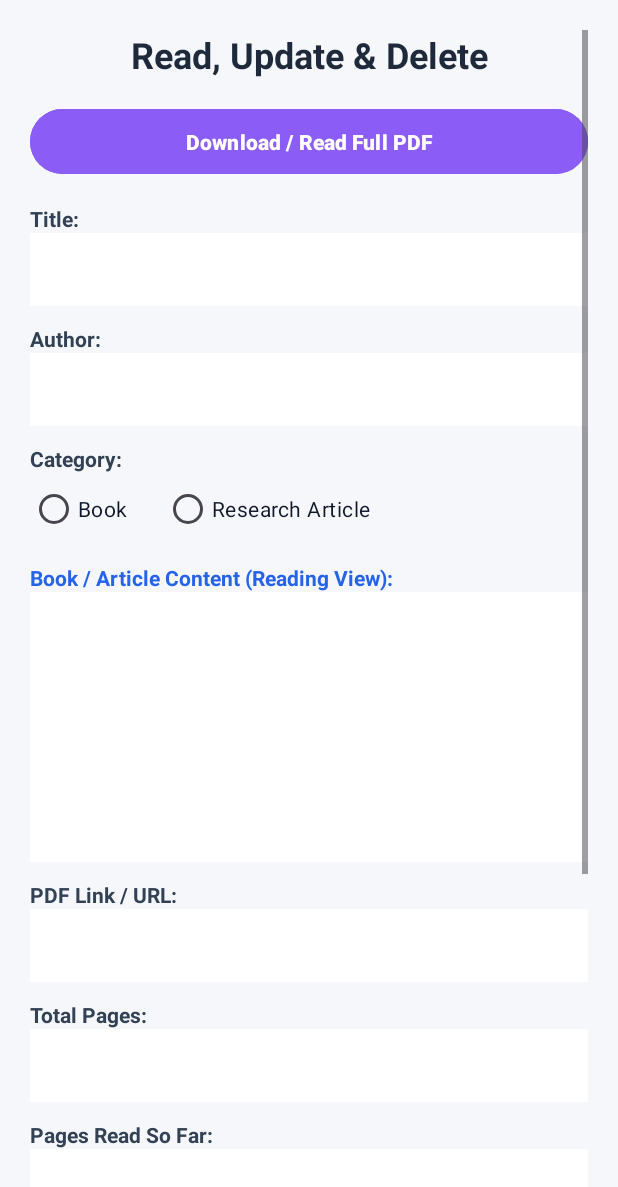
After one commit to Chamuditha20/bookapp, an Android app: the UpdateDeleteActivity screen opened directly, with no data from a screen before it, on a phone screen of 412 x 824 dp. The commit adds this screen. Shown: the top 1187 px of the screen. Run offline under Robolectric (Android 15) with nearby library versions, the phone set to English and light mode, and no system bars; 1 statement that could not run was skipped.

Commit message:
feat: create UpdateDeleteActivity layout and add item click Intent in BookAdapter

```diff
--- a/app/src/main/AndroidManifest.xml
+++ b/app/src/main/AndroidManifest.xml
@@ -25,6 +25,10 @@
             android:name=".ViewBooksActivity"
             android:exported="false"
             android:windowSoftInputMode="adjustResize" />
+        <activity
+            android:name=".UpdateDeleteActivity"
+            android:exported="false"
+            android:windowSoftInputMode="adjustResize" />
     </application>
 
 </manifest>
--- a/app/src/main/java/com/example/myapp/BookAdapter.java
+++ b/app/src/main/java/com/example/myapp/BookAdapter.java
@@ -44,6 +44,24 @@ public class BookAdapter extends RecyclerView.Adapter<BookAdapter.ViewHolder> {
         holder.tvItemProgress.setText("Progress: " + currentBook.getReadPages() + " / " + currentBook.getTotalPages() + " pages (" + formattedProgress + "%)");
 
         holder.tvItemRatingDate.setText("Rating: " + currentBook.getRating() + "/5   |   Added: " + currentBook.getAddedDate());
+
+        holder.itemView.setOnClickListener(new View.OnClickListener() {
+            @Override
+            public void onClick(View view) {
+                Intent intent = new Intent(context, UpdateDeleteActivity.class);
+                intent.putExtra("id", currentBook.getId());
+                intent.putExtra("title", currentBook.getTitle());
+                intent.putExtra("author", currentBook.getAuthor());
+                intent.putExtra("category", currentBook.getCategory());
+                intent.putExtra("content", currentBook.getContent());
+                intent.putExtra("pdfUrl", currentBook.getPdfUrl());
+                intent.putExtra("totalPages", currentBook.getTotalPages());
+                intent.putExtra("readPages", currentBook.getReadPages());
+                intent.putExtra("rating", currentBook.getRating());
+                intent.putExtra("addedDate", currentBook.getAddedDate());
+                context.startActivity(intent);
+            }
+        });
     }
 
 
--- /dev/null
+++ b/app/src/main/java/com/example/myapp/UpdateDeleteActivity.java
@@ -0,0 +1,24 @@
+package com.example.myapp;
+
+import android.os.Bundle;
+
+import androidx.activity.EdgeToEdge;
+import androidx.appcompat.app.AppCompatActivity;
+import androidx.core.graphics.Insets;
+import androidx.core.view.ViewCompat;
+import androidx.core.view.WindowInsetsCompat;
+
+public class UpdateDeleteActivity extends AppCompatActivity {
+
+    @Override
+    protected void onCreate(Bundle savedInstanceState) {
+        super.onCreate(savedInstanceState);
+        EdgeToEdge.enable(this);
+        setContentView(R.layout.activity_update_delete);
+        ViewCompat.setOnApplyWindowInsetsListener(findViewById(R.id.main), (v, insets) -> {
+            Insets systemBars = insets.getInsets(WindowInsetsCompat.Type.systemBars());
+            v.setPadding(systemBars.left, systemBars.top, systemBars.right, systemBars.bottom);
+            return insets;
+        });
+    }
+}
--- /dev/null
+++ b/app/src/main/res/layout/activity_update_delete.xml
@@ -0,0 +1,241 @@
+<?xml version="1.0" encoding="utf-8"?>
+<ScrollView xmlns:android="http://schemas.android.com/apk/res/android"
+    android:layout_width="match_parent"
+    android:layout_height="match_parent"
+    android:background="#F5F7FA"
+    android:padding="20dp">
+
+    <LinearLayout
+        android:layout_width="match_parent"
+        android:layout_height="wrap_content"
+        android:orientation="vertical">
+
+        <!-- පිටුවේ මාතෘකාව -->
+        <TextView
+            android:layout_width="match_parent"
+            android:layout_height="wrap_content"
+            android:text="Read, Update &amp; Delete"
+            android:textSize="24sp"
+            android:textStyle="bold"
+            android:textColor="#1E293B"
+            android:gravity="center"
+            android:layout_marginBottom="16dp" />
+
+        <!-- PDF එක Download / Open කරගන්නා Button එක -->
+        <Button
+            android:id="@+id/btnOpenPdf"
+            android:layout_width="match_parent"
+            android:layout_height="wrap_content"
+            android:text="Download / Read Full PDF"
+            android:textColor="#FFFFFF"
+            android:textStyle="bold"
+            android:backgroundTint="#8B5CF6"
+            android:padding="12dp"
+            android:layout_marginBottom="16dp" />
+
+
+        <TextView
+            android:layout_width="wrap_content"
+            android:layout_height="wrap_content"
+            android:text="Title:"
+            android:textStyle="bold"
+            android:textColor="#334155" />
+
+        <EditText
+            android:id="@+id/etUpTitle"
+            android:layout_width="match_parent"
+            android:layout_height="wrap_content"
+            android:textColor="#0F172A"
+            android:padding="12dp"
+            android:background="#FFFFFF"
+            android:layout_marginBottom="12dp" />
+
+
+        <TextView
+            android:layout_width="wrap_content"
+            android:layout_height="wrap_content"
+            android:text="Author:"
+            android:textStyle="bold"
+            android:textColor="#334155" />
+
+        <EditText
+            android:id="@+id/etUpAuthor"
+            android:layout_width="match_parent"
+            android:layout_height="wrap_content"
+            android:textColor="#0F172A"
+            android:padding="12dp"
+            android:background="#FFFFFF"
+            android:layout_marginBottom="12dp" />
+
+
+        <TextView
+            android:layout_width="wrap_content"
+            android:layout_height="wrap_content"
+            android:text="Category:"
+            android:textStyle="bold"
+            android:textColor="#334155" />
+
+        <RadioGroup
+            android:id="@+id/rgUpCategory"
+            android:layout_width="match_parent"
+            android:layout_height="wrap_content"
+            android:orientation="horizontal"
+            android:layout_marginBottom="12dp">
+
+            <RadioButton
+                android:id="@+id/rbUpBook"
+                android:layout_width="wrap_content"
+                android:layout_height="wrap_content"
+                android:text="Book"
+                android:textColor="#0F172A"
+                android:layout_marginRight="24dp" />
+
+            <RadioButton
+                android:id="@+id/rbUpArticle"
+                android:layout_width="wrap_content"
+                android:layout_height="wrap_content"
+                android:text="Research Article"
+                android:textColor="#0F172A" />
+        </RadioGroup>
+
+
+        <TextView
+            android:layout_width="wrap_content"
+            android:layout_height="wrap_content"
+            android:text="Book / Article Content (Reading View):"
+            android:textStyle="bold"
+            android:textColor="#2563EB" />
+
+        <EditText
+            android:id="@+id/etUpContent"
+            android:layout_width="match_parent"
+            android:layout_height="180dp"
+            android:inputType="textMultiLine"
+            android:gravity="top|start"
+            android:textColor="#0F172A"
+            android:padding="12dp"
+            android:background="#FFFFFF"
+            android:layout_marginBottom="12dp" />
+
+
+        <TextView
+            android:layout_width="wrap_content"
+            android:layout_height="wrap_content"
+            android:text="PDF Link / URL:"
+            android:textStyle="bold"
+            android:textColor="#334155" />
+
+        <EditText
+            android:id="@+id/etUpPdfUrl"
+            android:layout_width="match_parent"
+            android:layout_height="wrap_content"
+            android:inputType="textUri"
+            android:textColor="#0F172A"
+            android:padding="12dp"
+            android:background="#FFFFFF"
+            android:layout_marginBottom="12dp" />
+
+
+        <TextView
+            android:layout_width="wrap_content"
+            android:layout_height="wrap_content"
+            android:text="Total Pages:"
+            android:textStyle="bold"
+            android:textColor="#334155" />
+
+        <EditText
+            android:id="@+id/etUpTotalPages"
+            android:layout_width="match_parent"
+            android:layout_height="wrap_content"
+            android:inputType="number"
+            android:textColor="#0F172A"
+            android:padding="12dp"
+            android:background="#FFFFFF"
+            android:layout_marginBottom="12dp" />
+
+        <TextView
+            android:layout_width="wrap_content"
+            android:layout_height="wrap_content"
+            android:text="Pages Read So Far:"
+            android:textStyle="bold"
+            android:textColor="#334155" />
+
+        <EditText
+            android:id="@+id/etUpReadPages"
+            android:layout_width="match_parent"
+            android:layout_height="wrap_content"
+            android:inputType="number"
+            android:textColor="#0F172A"
+            android:padding="12dp"
+            android:background="#FFFFFF"
+            android:layout_marginBottom="12dp" />
+
+        <!-- 7. Rating (SeekBar) -->
+        <TextView
+            android:id="@+id/tvUpRating"
+            android:layout_width="wrap_content"
+            android:layout_height="wrap_content"
+            android:text="Rating: 0 / 5"
+            android:textSize="16sp"
+            android:textStyle="bold"
+            android:textColor="#334155" />
+
+        <SeekBar
+            android:id="@+id/sbUpRating"
+            android:layout_width="match_parent"
+            android:layout_height="wrap_content"
+            android:max="5"
+            android:layout_marginTop="8dp"
+            android:layout_marginBottom="12dp" />
+
+        <!-- 8. Date -->
+        <TextView
+            android:layout_width="wrap_content"
+            android:layout_height="wrap_content"
+            android:text="Added Date:"
+            android:textStyle="bold"
+            android:textColor="#334155" />
+
+        <EditText
+            android:id="@+id/etUpDate"
+            android:layout_width="match_parent"
+            android:layout_height="wrap_content"
+            android:textColor="#0F172A"
+            android:padding="12dp"
+            android:background="#FFFFFF"
+            android:layout_marginBottom="20dp" />
+
+        <!-- 9. Action Buttons (Update, Delete, Back) - Lab 9 Page 13 -->
+        <Button
+            android:id="@+id/btnUpdate"
+            android:layout_width="match_parent"
+            android:layout_height="wrap_content"
+            android:text="Update Record"
+            android:textColor="#FFFFFF"
+            android:textStyle="bold"
+            android:backgroundTint="#2563EB"
+            android:padding="12dp"
+            android:layout_marginBottom="10dp" />
+
+        <Button
+            android:id="@+id/btnDelete"
+            android:layout_width="match_parent"
+            android:layout_height="wrap_content"
+            android:text="Delete Record"
+            android:textColor="#FFFFFF"
+            android:textStyle="bold"
+            android:backgroundTint="#EF4444"
+            android:padding="12dp"
+            android:layout_marginBottom="10dp" />
+
+        <Button
+            android:id="@+id/btnBackToList"
+            android:layout_width="match_parent"
+            android:layout_height="wrap_content"
+            android:text="Back to List"
+            android:textColor="#FFFFFF"
+            android:backgroundTint="#475569"
+            android:padding="12dp" />
+
+    </LinearLayout>
+</ScrollView>
```
